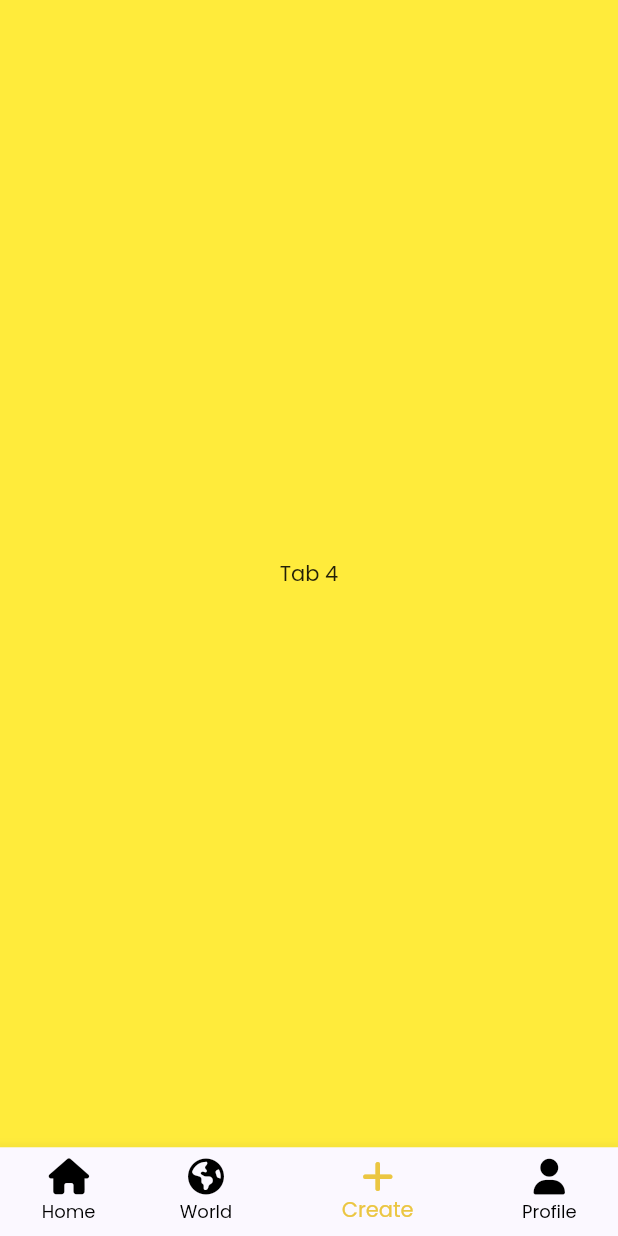
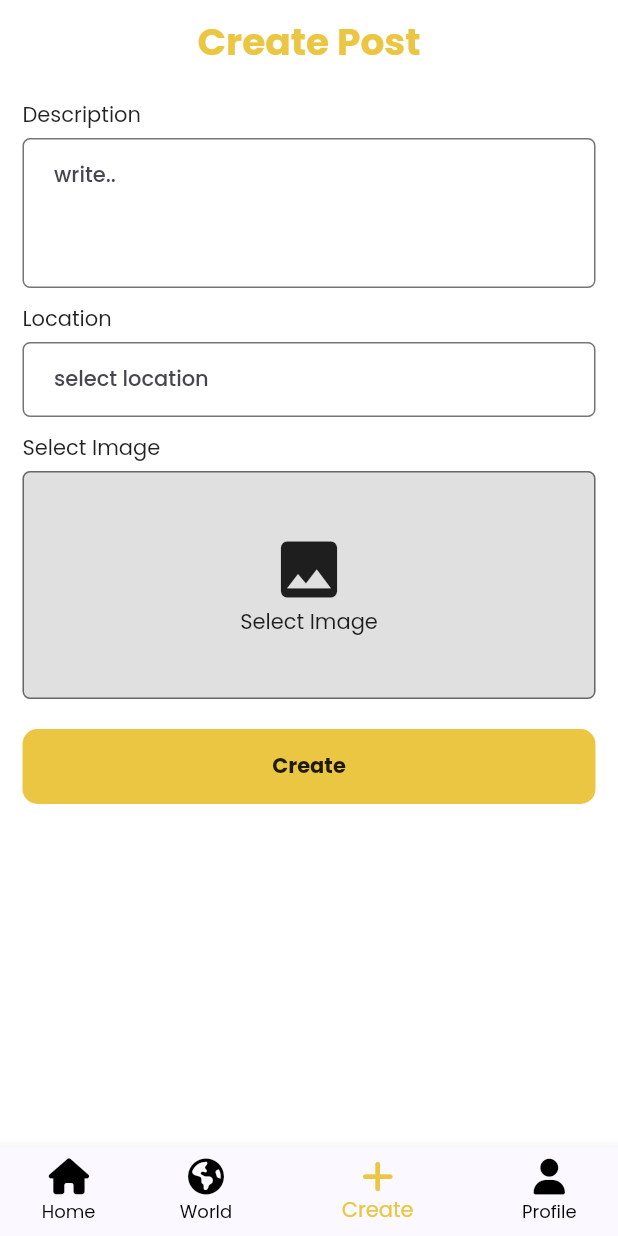
Before and after one commit to mhd-atheel/blogee-frontend, a Flutter app: the BottomRouteNavigation screen opened directly, item 3 of the bottom bar chosen, on a phone screen of 412 x 824 dp. Run offline on Flutter 3.47's test engine with Material 2 defaults, Android fonts, the light colour scheme and no system bars; our stand-ins replace font_awesome_flutter, google_fonts, image_picker, shared_preferences; accounts and stored records are empty; network calls fail.

Commit message:
>>>>>>>>> add new package image Picker >>>>>>>>> create post model >>>>>>>>> fetch image from gallery and camera source >>>>>>>> add Create post Ui Screen

```diff
--- a/lib/variables.dart
+++ b/lib/variables.dart
@@ -4,6 +4,10 @@ class Variables {
     static Color blueColor = const Color(0xff0E1041);
     static Color orangeColor = const Color(0xffEBC642);
 
+    //for android emulator =>  10.0.2.2:8000
+    final String emuIp = '10.0.2.2:8000';
+    //for android device =>  192.168.8.100:8000
+    String phoneIp = '192.168.8.100:8000';
     // Base user Url
     static var baseUserUri = 'http://192.168.8.100:8000/api/users/';
     static var basePostUri = 'http://192.168.8.100:8000/api/posts/';
--- a/lib/views/bottomRouteNavigation.dart
+++ b/lib/views/bottomRouteNavigation.dart
@@ -1,6 +1,7 @@
 import 'package:flutter/material.dart';
 import 'package:font_awesome_flutter/font_awesome_flutter.dart';
 import 'package:technical/variables.dart';
+import 'package:technical/views/createPostScreen.dart';
 import 'package:technical/views/homeScreen.dart';
 import 'package:technical/views/world.dart';
 
@@ -29,18 +30,15 @@ class _BottomRouteNavigationState extends State<BottomRouteNavigation> {
     // Here's an example using IndexedStack:
     return IndexedStack(
       index: currentIndex,
-      children: [
+      children: const [
         // Add your tab content widgets here
         // Example:
        // const DashBoard(),
 
-        const HomeScreen(),
-        const World(),
-        Container(
-          color: Colors.yellow,
-          child: const Center(child: Text('Tab 4')),
-        ),
-        const MyProfile(),
+        HomeScreen(),
+        World(),
+        CreatePostScreen(),
+        MyProfile(),
       ],
     );
   }
--- /dev/null
+++ b/lib/views/createPostScreen.dart
@@ -0,0 +1,279 @@
+import 'dart:io';
+
+import 'package:flutter/material.dart';
+import 'package:font_awesome_flutter/font_awesome_flutter.dart';
+import 'package:image_picker/image_picker.dart';
+
+import '../variables.dart';
+
+class CreatePostScreen extends StatefulWidget {
+  const CreatePostScreen({super.key});
+
+  @override
+  State<CreatePostScreen> createState() => _CreatePostScreenState();
+}
+
+class _CreatePostScreenState extends State<CreatePostScreen> {
+  bool isLoading = false;
+  File? _image;
+  final imagePicker = ImagePicker();
+  Future imagePickerMethod(source) async{
+    final pick =await imagePicker.pickImage(source: source);
+    setState(() {
+      if(pick != null){
+        _image = File(pick.path);
+      }
+      // else{
+      //   showSnackBars("No File Selected", Duration(milliseconds: 400));
+      // }
+    });
+  }
+
+  void _settingModalBottomSheet(context){
+    showModalBottomSheet(
+        context: context,
+        builder: (BuildContext bc){
+          return  Padding(
+            padding: const EdgeInsets.all(8.0),
+            child: SizedBox(
+              height: 150,
+              child: Column(
+                children: [
+                  const Padding(
+                    padding: EdgeInsets.only(left: 15.0, top: 10, right: 15,bottom: 15),
+                    child: Row(
+                      mainAxisAlignment: MainAxisAlignment.center,
+                      children: [
+                        Text("Select Image From"),
+                      ],
+                    ),
+                  ),
+                  Row(
+                    crossAxisAlignment: CrossAxisAlignment.center,
+                    mainAxisAlignment: MainAxisAlignment.spaceEvenly,
+                    children: [
+                      GestureDetector(
+                        onTap: () async {
+                          Navigator.pop(context);
+                          imagePickerMethod(ImageSource.camera);
+                        },
+                        child: Column(
+                          mainAxisAlignment: MainAxisAlignment.center,
+                          children: [
+                            const FaIcon(FontAwesomeIcons.camera,size: 50,),
+                        Text("Camera",style: TextStyle(
+                        fontSize: 15,
+                        color: Variables.orangeColor,
+                        fontWeight: FontWeight.bold
+                  ),)
+                          ],
+                        ),
+                      ),
+                      GestureDetector(
+                        onTap: (){
+                          Navigator.pop(context);
+                          imagePickerMethod(ImageSource.gallery);
+                        },
+                        child: Column(
+                          mainAxisAlignment: MainAxisAlignment.center,
+                          children: [
+                            const FaIcon(FontAwesomeIcons.image,size: 50,),
+                        Text("Gallery",style: TextStyle(
+                        fontSize: 15,
+                        color: Variables.orangeColor,
+                        fontWeight: FontWeight.bold
+                  ),)
+                          ],
+                        ),
+                      ),
+                    ],
+                  ),
+                ],
+              ),
+            ),
+          );
+        }
+    );
+  }
+  @override
+  Widget build(BuildContext context) {
+    return Scaffold(
+
+      appBar: AppBar(
+        centerTitle: true,
+        automaticallyImplyLeading: false,
+        title:  Text("Create Post",style: TextStyle(
+            fontSize: 25,
+            color: Variables.orangeColor,
+            fontWeight: FontWeight.bold
+        ),),
+
+      ),
+      body: SafeArea(
+        child: SingleChildScrollView(
+          child: Column(
+            children: [
+              const Padding(
+                padding: EdgeInsets.only(left: 15.0, top: 10, right: 15),
+                child: Row(
+                  children: [
+                    Text("Description"),
+                  ],
+                ),
+              ),
+              Padding(
+                padding: const EdgeInsets.only(left: 15.0, top: 5, right: 15),
+                child: Container(
+                  height: 100,
+                  width: MediaQuery.of(context).size.width,
+                  decoration: BoxDecoration(
+                    // 0xfff2f2f2  - like a gray
+                      color: Colors.white,
+                      borderRadius: BorderRadius.circular(5),
+                      border: Border.all(color: Colors.black54)),
+                  child: Padding(
+                    padding: const EdgeInsets.only(left: 20, top: 0),
+                    child: TextFormField(
+                        decoration: const InputDecoration(
+                          hintText: 'write..',
+                          labelStyle: TextStyle(color: Colors.grey),
+                          border: InputBorder.none,
+                        ),
+                      minLines: 1,
+                      maxLines: 5,
+
+                    ),
+                  ),
+                ),
+              ),
+              const Padding(
+                padding: EdgeInsets.only(left: 15.0, top: 10, right: 15),
+                child: Row(
+                  children: [
+                    Text("Location"),
+                  ],
+                ),
+              ),
+              Padding(
+                padding: const EdgeInsets.only(left: 15.0, top: 5, right: 15),
+                child: Container(
+                  height: 50,
+                  width: MediaQuery.of(context).size.width,
+                  decoration: BoxDecoration(
+                    // 0xfff2f2f2  - like a gray
+                      color: Colors.white,
+                      borderRadius: BorderRadius.circular(5),
+                      border: Border.all(color: Colors.black54)),
+                  child: Padding(
+                    padding: const EdgeInsets.only(left: 20, top: 0),
+                    child: TextFormField(
+
+                        decoration: const InputDecoration(
+                          hintText: 'select location',
+                          labelStyle: TextStyle(color: Colors.grey),
+                          border: InputBorder.none,
+                        )),
+                  ),
+                ),
+              ),
+              const Padding(
+                padding: EdgeInsets.only(left: 15.0, top: 10, right: 15),
+                child: Row(
+                  children: [
+                    Text("Select Image"),
+                  ],
+                ),
+              ),
+              GestureDetector(
+                onTap: (){
+                  _settingModalBottomSheet(context);
+                },
+                child: Padding(
+                  padding: const EdgeInsets.symmetric(horizontal: 15,vertical: 5),
+                  child: Container(
+
+                    width: MediaQuery.of(context).size.width,
+                    decoration: BoxDecoration(
+                      // 0xfff2f2f2  - like a gray
+                        color: Colors.black12,
+                        borderRadius: BorderRadius.circular(5),
+                        border: Border.all(color: Colors.black54)),
+                    child: _image == null?
+                    const SizedBox(
+                      height: 150,
+                      child: Center(
+                        child: Column(
+                          mainAxisAlignment: MainAxisAlignment.center,
+                          children: [
+                            Icon(Icons.image,size: 50,),
+                            Text("Select Image")
+                          ],
+                        ),
+                      ),
+                    ):Stack(
+                      alignment: Alignment.center,
+                      children: [
+                        SizedBox(
+                          width: MediaQuery.of(context).size.width,
+                          child: Image.file(_image!),
+                        ),
+                        const Center(
+                          child: Column(
+                            mainAxisAlignment: MainAxisAlignment.center,
+                            children: [
+                              Icon(Icons.image,size: 50,color: Colors.white,),
+                              Text("Select Image",style: TextStyle(
+                                color: Colors.white,
+                                fontWeight: FontWeight.bold
+                              ),)
+                            ],
+                          ),
+                        ),
+                         Positioned(
+                            top: 10,
+                            right: 5,
+                            child: GestureDetector(
+                              onTap: (){
+                                setState(() {
+                                  _image =null;
+                                });
+                              },
+                              child: const CircleAvatar(
+                                backgroundColor: Colors.white,
+                                  child: Icon(Icons.close)),
+                            ))
+                      ],
+                    )
+                  ),
+                ),
+              ),
+
+              const SizedBox(
+                height: 15,
+              ),
+              GestureDetector(
+                onTap: () {
+
+                },
+                child: Padding(
+                  padding: const EdgeInsets.only(left: 15, right: 15),
+                  child: Container(
+                    height: 50,
+                    decoration: BoxDecoration(
+                        color: Variables.orangeColor,
+                        borderRadius: BorderRadius.circular(10)),
+                    width: MediaQuery.of(context).size.width,
+                    child: Center(
+                        child: isLoading==false ?const Text('Create',
+                          style: TextStyle(fontWeight: FontWeight.bold),
+                        ):const CircularProgressIndicator()),
+                  ),
+                ),
+              ),
+            ],
+          ),
+        ),
+      ),
+    );
+  }
+}
--- a/pubspec.yaml
+++ b/pubspec.yaml
@@ -41,6 +41,7 @@ dependencies:
   shared_preferences: ^2.2.0
   firebase_core: ^2.15.0
   firebase_storage: ^11.2.5
+  image_picker: ^1.0.2
 
 
 dev_dependencies:
```
Also changed, not shown: lib/components/post.dart (+10 -1 lines), lib/models/postModel.dart (added, +59 -0 lines), lib/models/userModel.dart (+7 -5 lines), pubspec.lock.
